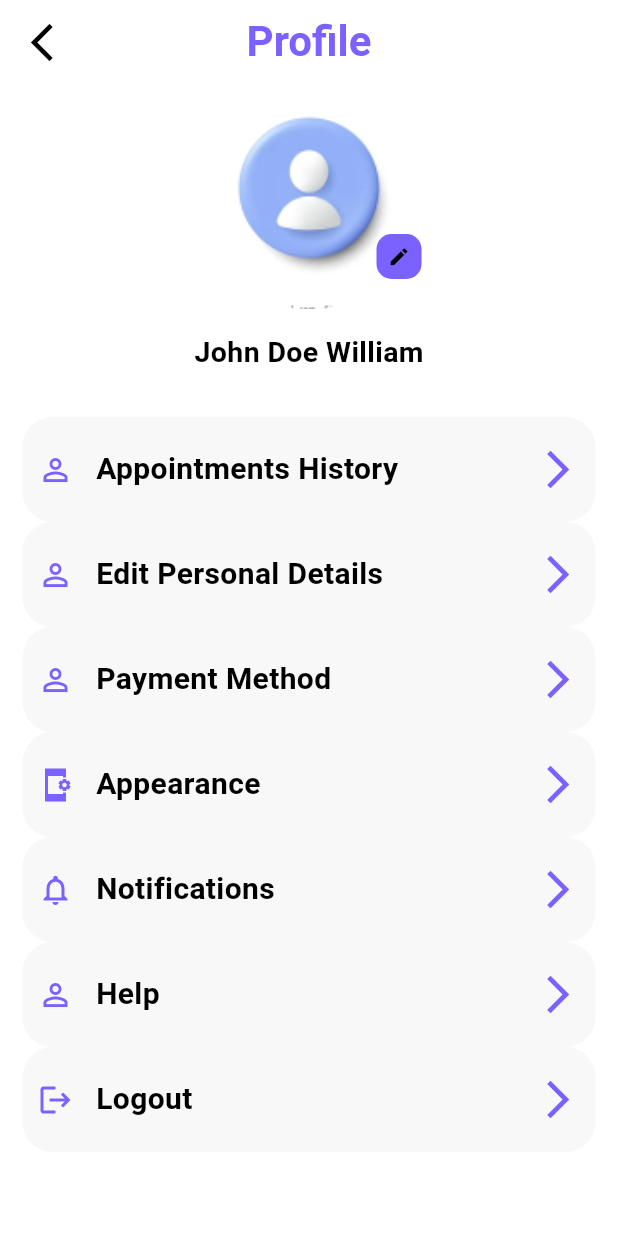
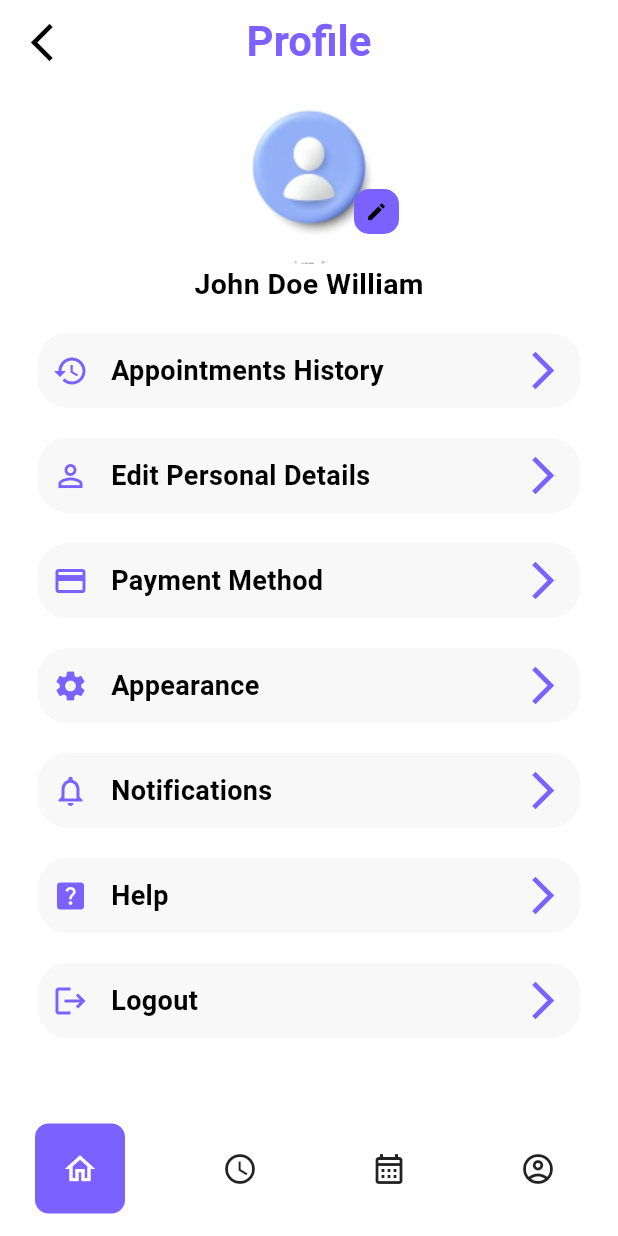
Before and after one commit to Nde-Dilan/hospital-managment-app, a Flutter app: the ProfileScreen screen opened by its route, on a phone screen of 412 x 824 dp. Run offline on Flutter 3.47's test engine with Material 3 defaults, Android fonts, the phone set to English and light mode, and no system bars; our stand-ins replace flutter_svg, go_router.

Commit message:
Bottom NavBar Okay

```diff
--- a/lib/main.dart
+++ b/lib/main.dart
@@ -38,9 +38,9 @@ void main() {
 
   _log.info('Going full screen');
   SystemChrome.setEnabledSystemUIMode(
-      SystemUiMode.manual,
-      overlays: [SystemUiOverlay.bottom],
-    );
+    SystemUiMode.manual,
+    overlays: [],
+  );
   runApp(const MyApp());
 }
 
--- a/lib/screens/profile/profile.dart
+++ b/lib/screens/profile/profile.dart
@@ -1,6 +1,7 @@
 import 'package:flutter/material.dart';
 import 'package:go_router/go_router.dart';
 import 'package:hospital_managment_app/styles/palette.dart';
+import 'package:hospital_managment_app/widgets/bottom_nav_bar.dart';
 import 'package:provider/provider.dart';
 import 'package:hospital_managment_app/widgets/custom_inkwell.dart';
 import 'package:hospital_managment_app/utils/option_list.dart';
@@ -13,6 +14,7 @@ class ProfileScreen extends StatelessWidget {
     final palette = context.watch<Palette>();
     final style = TextStyle(
         color: palette.textDark, fontSize: 19, fontWeight: FontWeight.bold);
+    const String name = "John Doe William";
     return Scaffold(
       appBar: AppBar(
         centerTitle: true,
@@ -30,27 +32,25 @@ class ProfileScreen extends StatelessWidget {
         title: Text(
           'Profile',
           style: TextStyle(
-                color: palette.violet,
-                fontSize: 28,
-                fontWeight: FontWeight.bold),
+              color: palette.violet, fontSize: 28, fontWeight: FontWeight.bold),
         ),
       ),
       backgroundColor: palette.trueWhite,
       body: SingleChildScrollView(
-            child: Column(
-                crossAxisAlignment: CrossAxisAlignment.center,
-                children: [
+          child:
+              Column(crossAxisAlignment: CrossAxisAlignment.center, children: [
         Stack(
           children: [
             Image.asset(
               "assets/icons/account-big.png",
-                    height: 150,
-                    width: 150,
+              height: 120,
+              width: 120,
               fit: BoxFit.cover,
             ),
             Positioned(
                 bottom: 20,
                 right: 0,
+                child: InkWell(
                   child: Container(
                       height: 30,
                       width: 30,
@@ -64,23 +64,20 @@ class ProfileScreen extends StatelessWidget {
                         Icons.edit,
                         size: 15,
                         color: palette.textDark,
-                          )))
+                      )),
+                ))
           ],
         ),
-              const SizedBox(
-                height: 15,
-              ),
         Text(
-                "John Doe William",
+          name,
           style: style,
         ),
         const SizedBox(
-                height: 10,
+          height: 8.0,
         ),
         ListView.builder(
             shrinkWrap: true,
-                  padding:
-                      const EdgeInsets.symmetric(horizontal: 15, vertical: 20),
+            padding: const EdgeInsets.symmetric(horizontal: 15, vertical: 1.0),
             physics: const NeverScrollableScrollPhysics(),
             itemCount: optionList.length,
             itemBuilder: (context, index) {
@@ -91,47 +88,8 @@ class ProfileScreen extends StatelessWidget {
                 icon: optionList[index]["icon"] as IconData,
               );
             }),
-              /*ListView(
-                shrinkWrap: true,
-                padding:
-                    const EdgeInsets.symmetric(horizontal: 15, vertical: 20),
-                physics: const NeverScrollableScrollPhysics(),
-                children: [
-                  CustomInkWell(
-                    name: "Edit Personal Details",
-                    onTap: "/home",
-                    style: TextStyle(
-                        fontSize: 20,
-                        fontWeight: FontWeight.w600,
-                        color: palette.textDark),
-                    icon: Icons.person_outline,
-                  ),
-                  const SizedBox(
-                    height: 10,
-                  ),
-                  CustomInkWell(
-                    name: "Edit Personal Details",
-                    onTap: "/home",
-                    style: TextStyle(
-                        fontSize: 20,
-                        fontWeight: FontWeight.w600,
-                        color: palette.textDark),
-                    icon: Icons.person_outline,
-                  ),
-                  const SizedBox(
-                    height: 10,
-                  ),
-                  CustomInkWell(
-                    name: "Edit Personal Details",
-                    onTap: "/home",
-                    style: TextStyle(
-                        fontSize: 20,
-                        fontWeight: FontWeight.w600,
-                        color: palette.textDark),
-                    icon: Icons.person_outline,
-                  ),
-                ],
-              )*/
-            ])));
+      ])),
+      bottomNavigationBar: const CustomBottomNavBar(),
+    );
   }
 }
--- a/lib/utils/option_list.dart
+++ b/lib/utils/option_list.dart
@@ -1,88 +1,54 @@
 import 'package:flutter/material.dart';
 
+const double fontSize = 18;
 final optionList = [
   {
     "name": "Appointments History",
     "onTap": "/home",
-    "style": const TextStyle(
-                        fontSize: 20,
-                        fontWeight: FontWeight.w600,
-                        color:  Color(0xff000000)),
-    "icon": Icons.person_outline,
+    "style":  const TextStyle(
+        fontSize: fontSize, fontWeight: FontWeight.w600, color: Color(0xff000000)),
+    "icon": Icons.history,
   },
   {
     "name": "Edit Personal Details",
     "onTap": "/home",
-    "style": const TextStyle(
-                        fontSize: 20,
-                        fontWeight: FontWeight.w600,
-                        color:  Color(0xff000000)),
+    "style":  const TextStyle(
+        fontSize: fontSize, fontWeight: FontWeight.w600, color: Color(0xff000000)),
     "icon": Icons.person_outline,
   },
   {
     "name": "Payment Method",
     "onTap": "/home",
-    "style": const TextStyle(
-                        fontSize: 20,
-                        fontWeight: FontWeight.w600,
-                        color:  Color(0xff000000)),
-    "icon": Icons.person_outline,
+    "style":  const TextStyle(
+        fontSize: fontSize, fontWeight: FontWeight.w600, color: Color(0xff000000)),
+    "icon": Icons.payment,
   },
   {
     "name": "Appearance",
     "onTap": "/home",
-    "style": const TextStyle(
-                        fontSize: 20,
-                        fontWeight: FontWeight.w600,
-                        color:  Color(0xff000000)),
-    "icon": Icons.app_settings_alt_sharp,
+    "style":  const TextStyle(
+        fontSize: fontSize, fontWeight: FontWeight.w600, color: Color(0xff000000)),
+    "icon": Icons.settings,
   },
   {
     "name": "Notifications",
     "onTap": "/home",
-    "style": const TextStyle(
-                        fontSize: 20,
-                        fontWeight: FontWeight.w600,
-                        color:  Color(0xff000000)),
+    "style":  const TextStyle(
+        fontSize: fontSize, fontWeight: FontWeight.w600, color: Color(0xff000000)),
     "icon": Icons.notifications_outlined,
   },
   {
     "name": "Help",
-    "onTap": "/home",
-    "style": const TextStyle(
-                        fontSize: 20,
-                        fontWeight: FontWeight.w600,
-                        color:  Color(0xff000000)),
-    "icon": Icons.person_outline,
+    "onTap": "/hhh",
+    "style":  const TextStyle(
+        fontSize: fontSize, fontWeight: FontWeight.w600, color: Color(0xff000000)),
+    "icon": Icons.help_center,
   },
   {
     "name": "Logout",
     "onTap": "/home",
-    "style": const TextStyle(
-                        fontSize: 20,
-                        fontWeight: FontWeight.w600,
-                        color:  Color(0xff000000)),
+    "style":  const TextStyle(
+        fontSize: fontSize, fontWeight: FontWeight.w600, color: Color(0xff000000)),
     "icon": Icons.logout,
   },
-
 ];
-
-/**
- * {
- *  name:"",
- *  onTap:"",
- *  style:Widget,
- *  icon:Widget,
- * }
- *
- * CustomInkWell(
-                    name: "Edit Personal Details",
-                    onTap: "/home",
-                    style: TextStyle(
-                        fontSize: 20,
-                        fontWeight: FontWeight.w600,
-                        color: palette.textDark),
-                    icon: Icons.person_outline,
-                  );
- *
- */
--- /dev/null
+++ b/lib/widgets/bottom_nav_bar.dart
@@ -0,0 +1,83 @@
+import 'package:flutter/material.dart';
+import 'package:hospital_managment_app/styles/palette.dart';
+import 'package:hospital_managment_app/widgets/custom_bottom_button.dart';
+import 'package:provider/provider.dart';
+
+class CustomBottomNavBar extends StatefulWidget {
+  const CustomBottomNavBar({super.key});
+
+  @override
+  State<CustomBottomNavBar> createState() => _CustomBottomNavBarState();
+}
+
+class _CustomBottomNavBarState extends State<CustomBottomNavBar> {
+  int currentTab = 0;
+  @override
+  Widget build(BuildContext context) {
+    final palette = context.watch<Palette>();
+
+    return Container(
+      height: 90,
+      /*decoration: const BoxDecoration(
+          boxShadow: [
+            BoxShadow(
+                color: Colors.grey,
+                blurRadius: 1,
+                offset: Offset(1, 1),
+                spreadRadius: 1)
+          ],
+          color: Colors.white,
+          borderRadius: BorderRadius.vertical(top: Radius.circular(30)),
+        ),*/
+      child: SizedBox(
+        height: 60,
+        child: Row(
+          mainAxisAlignment: MainAxisAlignment.spaceBetween,
+          children: <Widget>[
+            Expanded(
+              child: CustomMaterialButton(
+                icon: Icons.home_outlined,
+                onPressed: () {
+                  setState(() {
+                    currentTab = 0;
+
+                  });
+                },
+                isActive: currentTab == 0 ? true : false,
+              ),
+            ),
+            Expanded(
+                child: CustomMaterialButton(
+              icon: Icons.watch_later_outlined,
+              onPressed: () {
+                setState(() {
+                  currentTab = 1;
+                });
+              },
+              isActive: currentTab == 1 ? true : false,
+            )),
+            CustomMaterialButton(
+              icon: Icons.calendar_month_outlined,
+              onPressed: () {
+                setState(() {
+                  currentTab = 2;
+                });
+              },
+              isActive: currentTab == 2 ? true : false,
+            ),
+            Expanded(
+                child: CustomMaterialButton(
+              icon: Icons.account_circle_outlined,
+              onPressed: () {
+                setState(() {
+                  currentTab = 3;
+                });
+              },
+              isActive: currentTab == 3 ? true : false,
+            )),
+          ],
+        ),
+      ),
+    );
+  }
+}
--- /dev/null
+++ b/lib/widgets/custom_bottom_button.dart
@@ -0,0 +1,46 @@
+import 'package:flutter/material.dart';
+import 'package:hospital_managment_app/styles/palette.dart';
+import 'package:provider/provider.dart';
+
+class CustomMaterialButton extends StatefulWidget {
+  final Function()? onPressed;
+  final bool isActive;
+  final IconData icon;
+  const CustomMaterialButton(
+      {super.key,
+      required this.onPressed,
+      required this.isActive,
+      required this.icon});
+
+  @override
+  State<CustomMaterialButton> createState() => _CustomMaterialButtonState();
+}
+
+class _CustomMaterialButtonState extends State<CustomMaterialButton> {
+  @override
+  Widget build(BuildContext context) {
+    final palette = context.watch<Palette>();
+
+    return MaterialButton(
+      highlightColor: palette.trueWhite,
+      splashColor: palette.trueWhite,
+      onPressed: widget.onPressed,
+      child: Container(
+        decoration: widget.isActive
+            ? BoxDecoration(
+                color: palette.violet,
+                borderRadius: const BorderRadius.only(
+                    bottomLeft: Radius.circular(9),
+                    bottomRight: Radius.circular(9),
+                    topLeft: Radius.circular(9),
+                    topRight: Radius.circular(9)),
+              )
+            : null,
+        child: Padding(
+          padding: const EdgeInsets.all(18.0),
+          child: Icon(widget.icon, color: widget.isActive ? palette.trueWhite : null),
+        ),
+      ),
+    );
+  }
+}
--- a/lib/widgets/custom_inkwell.dart
+++ b/lib/widgets/custom_inkwell.dart
@@ -26,7 +26,8 @@ class CustomInkWell extends StatelessWidget {
         GoRouter.of(context).go(onTap);
       },
       child: Container(
-        padding: const EdgeInsets.symmetric(horizontal: 10, vertical: 20),
+        padding: const EdgeInsets.symmetric(horizontal: 10, vertical: 10),
+        margin: const EdgeInsets.symmetric(horizontal: 10, vertical: 10),
         decoration: BoxDecoration(
             color: const Color(0xffDFDDDD).withOpacity(0.2),
             borderRadius: BorderRadius.circular(20)),
--- a/lib/widgets/hero_text.dart
+++ b/lib/widgets/hero_text.dart
@@ -44,7 +44,7 @@ class HeroText extends StatelessWidget {
                   shape: BoxShape.rectangle,
                 ),
                 child: const Padding(
-                    padding: EdgeInsets.all(0.0),
+                    padding: EdgeInsets.all(18.0),
                     child: Image(
                         image: AssetImage('assets/icons/notification.png'))),
               ),
@@ -60,7 +60,8 @@ class HeroText extends StatelessWidget {
                 ),
                 child: const Padding(
                   padding: EdgeInsets.all(0.0),
-                  child: Image(image: AssetImage('assets/icons/account.png')),
+                  child: Image(
+                      width: 55, image: AssetImage('assets/icons/account.png')),
                 ),
               ),
             ),
```
Also changed, not shown: lib/screens/home_page.dart (+12 -21 lines), lib/widgets/carousel_slider.dart (added, +55 -0 lines), assets/my-work-01.png (added). Lines whose indentation alone changed are shown as unchanged.
